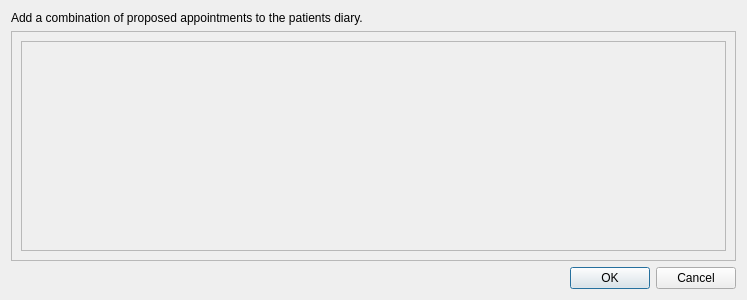
First picture: the form in qt-designer/apptWizard.ui, repository rowinggolfer/openmolar1, before the edit.
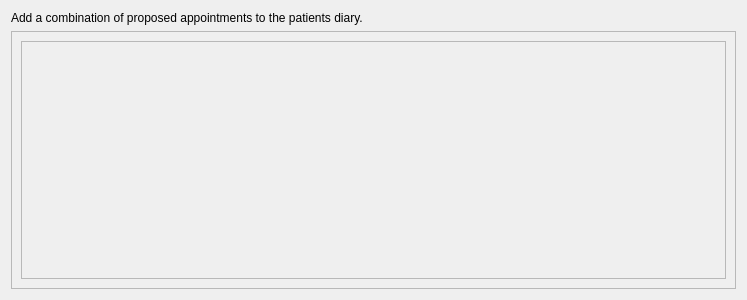
Second picture: the form after the edit.

The edit to the form file:
```diff
--- a/qt-designer/apptWizard.ui
+++ b/qt-designer/apptWizard.ui
@@ -32,7 +32,7 @@
         <x>0</x>
         <y>0</y>
         <width>725</width>
-        <height>218</height>
+        <height>254</height>
        </rect>
       </property>
       <layout class="QVBoxLayout" name="verticalLayout_2">
@@ -50,16 +50,6 @@
      </widget>
     </widget>
    </item>
-   <item>
-    <widget class="QDialogButtonBox" name="buttonBox">
-     <property name="orientation">
-      <enum>Qt::Horizontal</enum>
-     </property>
-     <property name="standardButtons">
-      <set>QDialogButtonBox::Cancel|QDialogButtonBox::Ok</set>
-     </property>
-    </widget>
-   </item>
   </layout>
  </widget>
  <resources/>
```
Left out of the diff: 35 changed lines with no effect on the pictures.
